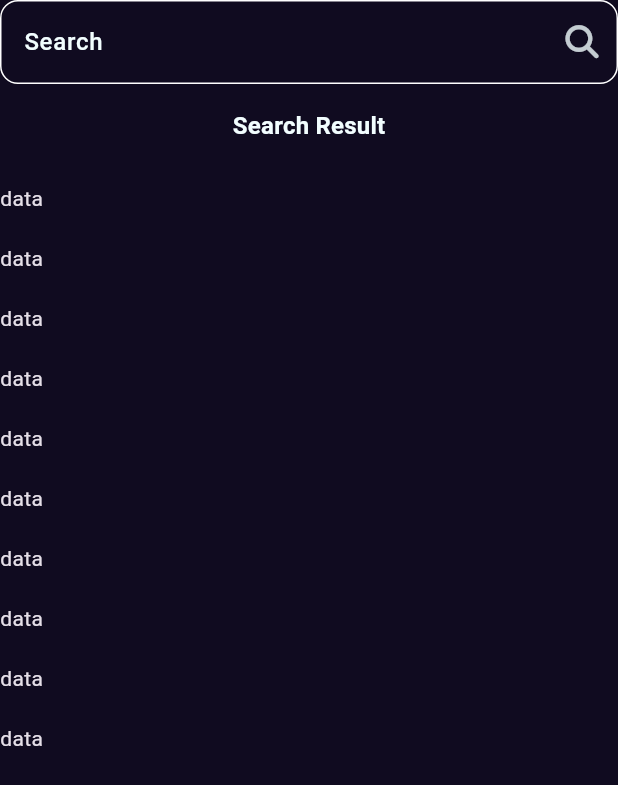
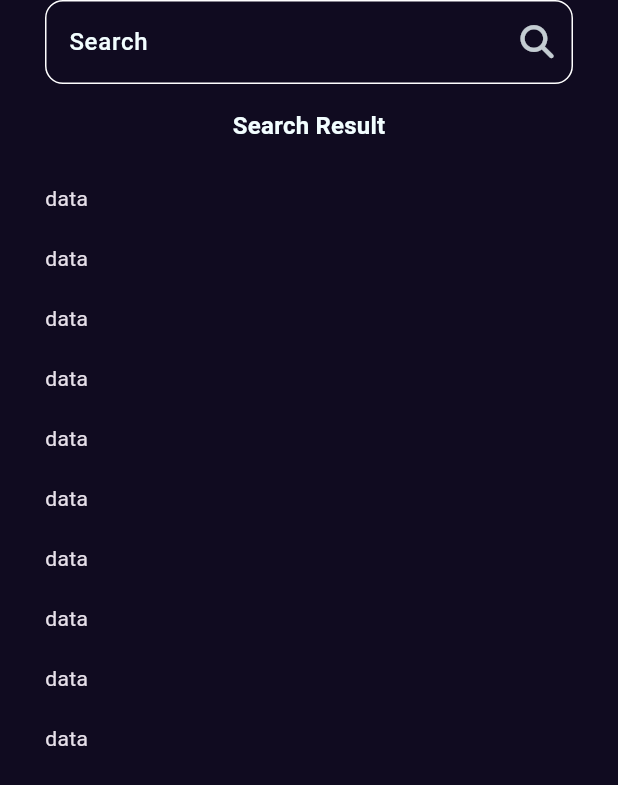
Before and after one commit to abdulrahman650/myBook, a Flutter app: the SearchView screen opened by its route, on a phone screen of 412 x 824 dp. Shown: the top 785 px of the screen. Run offline on Flutter 3.47's test engine with Material 3 defaults, Android fonts, the phone set to English and light mode, and no system bars; our stand-ins replace flutter_bloc, font_awesome_flutter, gap, go_router, google_fonts.

Commit message:
add padding in search view

```diff
--- a/lib/features/search/view/widgets_search_view/search_view_body.dart
+++ b/lib/features/search/view/widgets_search_view/search_view_body.dart
@@ -10,7 +10,9 @@ class SearchViewBody extends StatelessWidget {
   Widget build(BuildContext context) {
     final text = Theme.of(context).textTheme;
 
-    return Column(
+    return Padding(
+      padding: const EdgeInsets.symmetric(horizontal: 30),
+      child: Column(
         children: [
           CustomSearchTextField(),
           Gap(16),
@@ -23,6 +25,7 @@ class SearchViewBody extends StatelessWidget {
             child: SearchResultListView(),
           ),
         ],
+      ),
     );
   }
 }
```
Lines whose indentation alone changed are shown as unchanged.
